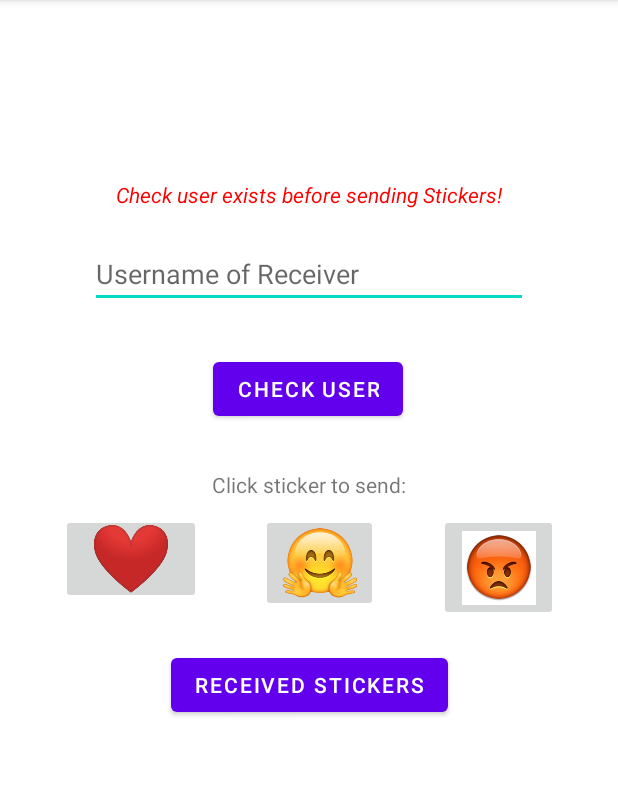
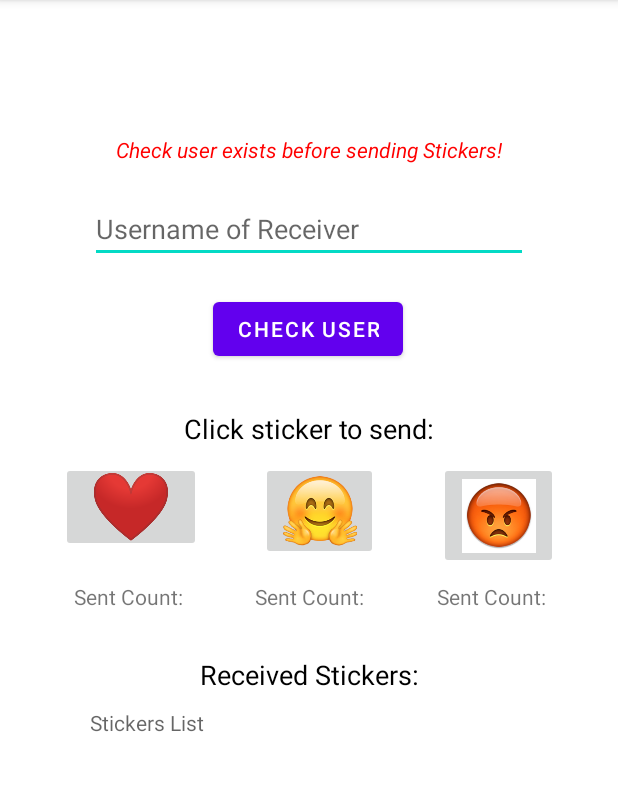
Before and after one commit to pelusodan/WalletGuruFirebaseMessenger, an Android app: the MainActivity screen opened directly, with no data from a screen before it, on a phone screen of 412 x 824 dp, the part 84-875 px from its top. Run offline under Robolectric (Android 15) with nearby library versions, the phone set to English and light mode, and no system bars; our stand-ins replace Firebase (no records; nobody signed in at launch, a user with empty details on screens opened directly).

Commit message:
More UI changes 3

```diff
--- a/app/src/main/AndroidManifest.xml
+++ b/app/src/main/AndroidManifest.xml
@@ -17,8 +17,7 @@
             </intent-filter>
         </activity>
         <activity android:name=".view.MainActivity"
-            android:configChanges="keyboardHidden|orientation|screenSize"
-            ></activity>
+            android:configChanges="keyboardHidden|orientation|screenSize"/>
 
         <service
             android:name="com.google.firebase.messaging.FirebaseMessagingService"
--- /dev/null
+++ b/app/src/main/res/layout/activity_history.xml
@@ -0,0 +1,6 @@
+<?xml version="1.0" encoding="utf-8"?>
+<androidx.constraintlayout.widget.ConstraintLayout
+    xmlns:android="http://schemas.android.com/apk/res/android" android:layout_width="match_parent"
+    android:layout_height="match_parent">
+
+</androidx.constraintlayout.widget.ConstraintLayout>
--- a/app/src/main/res/layout/activity_main.xml
+++ b/app/src/main/res/layout/activity_main.xml
@@ -1,10 +1,13 @@
 <?xml version="1.0" encoding="utf-8"?>
-<androidx.constraintlayout.widget.ConstraintLayout xmlns:android="http://schemas.android.com/apk/res/android"
+<ScrollView xmlns:android="http://schemas.android.com/apk/res/android"
     xmlns:app="http://schemas.android.com/apk/res-auto"
     xmlns:tools="http://schemas.android.com/tools"
     android:layout_width="match_parent"
-    android:layout_height="match_parent"
-    tools:context=".view.MainActivity">
+    android:layout_height="match_parent">
+    <androidx.constraintlayout.widget.ConstraintLayout
+        android:layout_width="match_parent"
+        android:layout_height="wrap_content"
+        tools:context=".view.MainActivity">
 
     <TextView
         android:id="@+id/main_textview"
@@ -14,7 +17,7 @@
         app:layout_constraintEnd_toEndOf="parent"
         app:layout_constraintStart_toStartOf="parent"
         app:layout_constraintTop_toTopOf="parent"
-        android:layout_marginTop="120dp"
+        android:layout_marginTop="90dp"
         android:textColor="@color/red"
         android:textStyle="italic"/>
 
@@ -34,7 +37,7 @@
         android:id="@+id/submit_check_button"
         android:layout_width="wrap_content"
         android:layout_height="wrap_content"
-        android:layout_marginTop="30dp"
+        android:layout_marginTop="20dp"
         android:text="Check User"
         app:layout_constraintEnd_toEndOf="parent"
         app:layout_constraintHorizontal_bias="0.498"
@@ -49,7 +52,9 @@
         app:layout_constraintStart_toStartOf="parent"
         app:layout_constraintEnd_toEndOf="parent"
         app:layout_constraintTop_toBottomOf="@id/submit_check_button"
-        android:layout_marginTop="30dp" />
+        android:layout_marginTop="30dp"
+        android:textColor="@color/black"
+        android:textSize="18sp"/>
 
     <ImageButton
         android:id="@+id/heartButton"
@@ -83,15 +88,58 @@
         app:layout_constraintTop_toTopOf="@id/heartButton"
         app:srcCompat="@mipmap/angry_icon_foreground" />
 
-    <Button
-        android:id="@+id/sticker_history"
+    <TextView
+        android:id="@+id/sent_heart_count"
         android:layout_width="wrap_content"
         android:layout_height="wrap_content"
-        android:text="Received Stickers"
-        app:layout_constraintEnd_toEndOf="parent"
+        android:text="Sent Count: "
+        app:layout_constraintEnd_toStartOf="@id/hugButton"
         app:layout_constraintStart_toStartOf="parent"
         app:layout_constraintTop_toBottomOf="@id/heartButton"
-        android:layout_marginTop="30dp"/>
+        android:layout_marginTop="20dp"/>
 
+    <TextView
+        android:id="@+id/sent_hug_count"
+        android:layout_width="wrap_content"
+        android:layout_height="wrap_content"
+        android:text="Sent Count: "
+        app:layout_constraintStart_toEndOf="@id/sent_heart_count"
+        app:layout_constraintEnd_toStartOf="@id/sent_angry_count"
+        app:layout_constraintTop_toTopOf="@id/sent_heart_count" />
 
-</androidx.constraintlayout.widget.ConstraintLayout>
+    <TextView
+        android:id="@+id/sent_angry_count"
+        android:layout_width="wrap_content"
+        android:layout_height="wrap_content"
+        android:text="Sent Count: "
+        app:layout_constraintEnd_toEndOf="parent"
+        app:layout_constraintStart_toEndOf="@id/sent_hug_count"
+        app:layout_constraintTop_toTopOf="@id/sent_heart_count" />
+
+    <TextView
+        android:id="@+id/received_stickers_info"
+        android:layout_width="wrap_content"
+        android:layout_height="wrap_content"
+        android:text="Received Stickers:"
+        app:layout_constraintStart_toStartOf="parent"
+        app:layout_constraintEnd_toEndOf="parent"
+        app:layout_constraintTop_toBottomOf="@id/sent_hug_count"
+        android:layout_marginTop="30dp"
+        android:textColor="@color/black"
+        android:textSize="18sp"/>
+
+    <TextView
+        android:id="@+id/received_stickers"
+        android:layout_marginStart="60dp"
+        android:layout_marginEnd="60dp"
+        android:layout_height="210dp"
+        android:layout_width="match_parent"
+        android:hint="Stickers List"
+        app:layout_constraintStart_toStartOf="@id/username_input"
+        app:layout_constraintEnd_toEndOf="@id/username_input"
+        app:layout_constraintTop_toBottomOf="@id/received_stickers_info"
+        android:layout_marginTop="10dp"
+        android:scrollbars="vertical"/>
+
+    </androidx.constraintlayout.widget.ConstraintLayout>
+</ScrollView>
```
